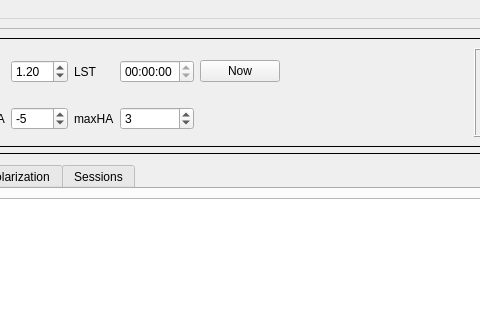
Above: gwto2ACA.ui from itoledoc/gWTO2 before the change; both pictures show x 235 to 715 and y 0 to 320 of the 1090 by 822 pixel window. Below: the same form after it.
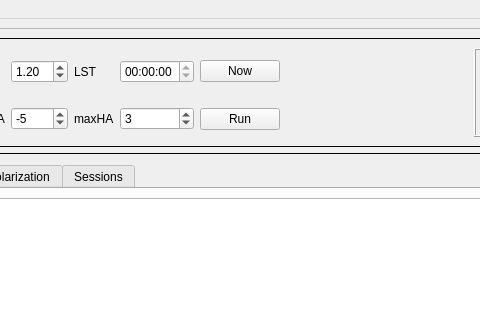
That is the form after the change. The open tabs and pages were chosen to show the change.

```diff
--- a/gwto2ACA.ui
+++ b/gwto2ACA.ui
@@ -302,6 +302,13 @@
             </property>
            </widget>
           </item>
+          <item row="1" column="6">
+           <widget class="QPushButton" name="run_button">
+            <property name="text">
+             <string>Run</string>
+            </property>
+           </widget>
+          </item>
          </layout>
         </widget>
        </item>
```
Left out of the diff: 2 changed lines with no effect on the pictures.
